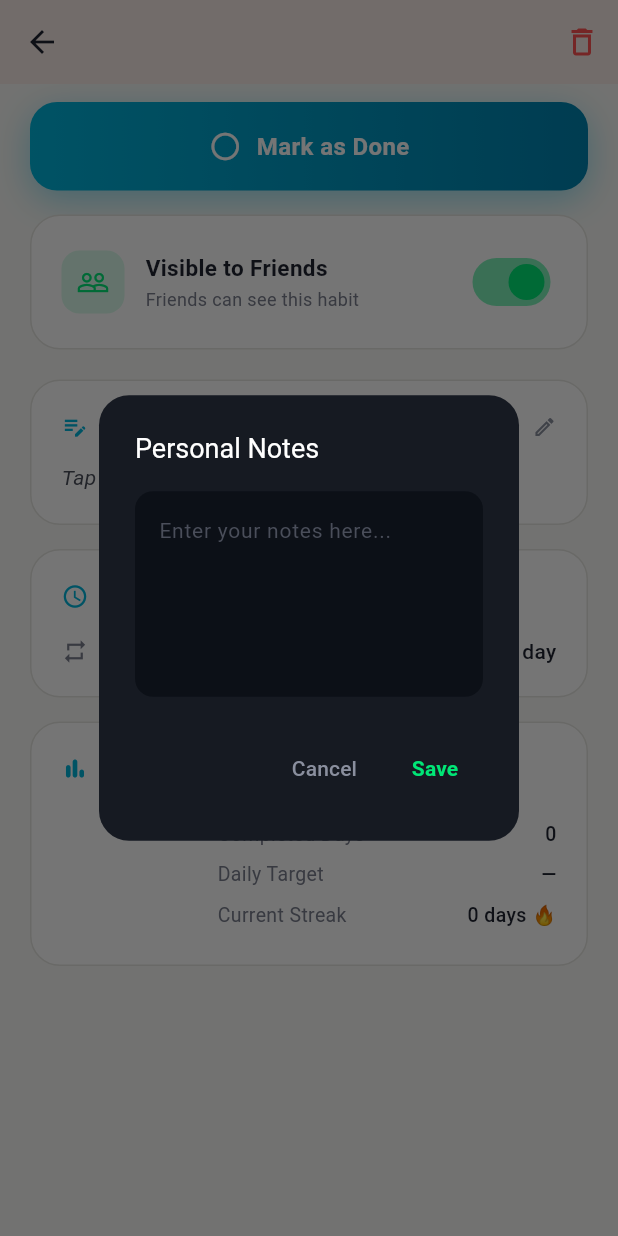
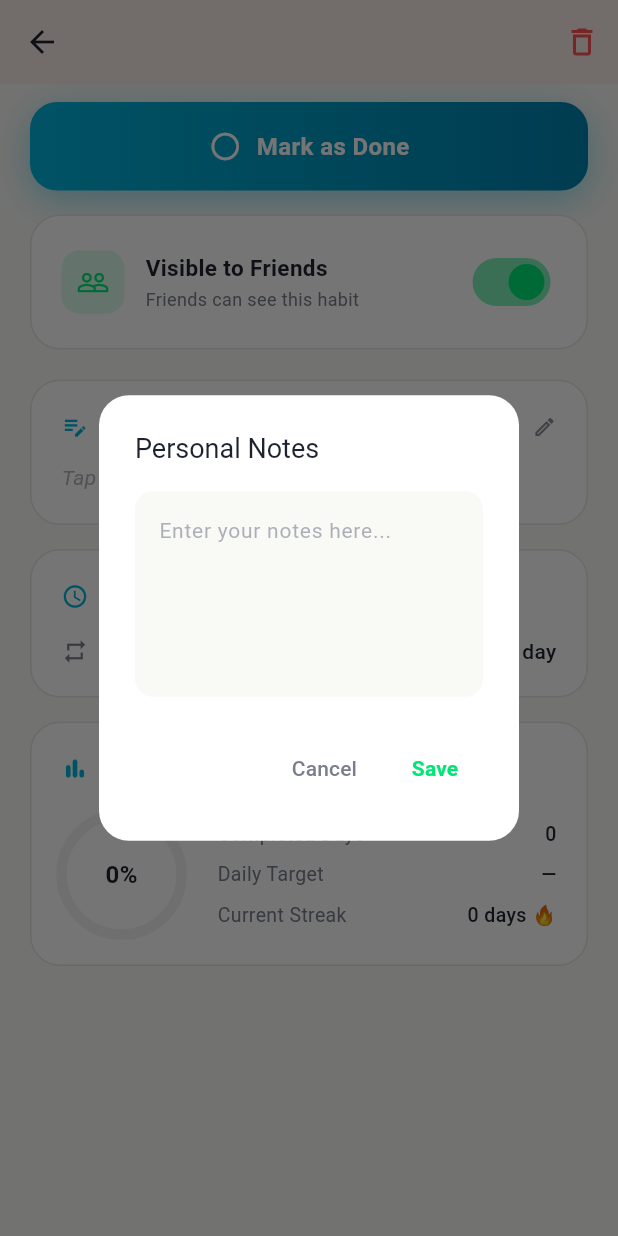
Before and after one commit to JustNako/flow, a Flutter app: the HabitDetailsScreen screen opened directly with empty values, scrolled down 280 dp, after a tap on "Personal Notes", on a phone screen of 412 x 824 dp. Run offline on Flutter 3.47's test engine with Material 3 defaults, Android fonts, the phone set to English and light mode, and no system bars; our stand-ins replace connectivity_plus, firebase_core, firebase_messaging, fl_chart, flutter_local_notifications, flutter_secure_storage and 7 more; missing offline and left inert: home_widget, purchases_flutter; accounts and stored records are empty; network calls fail.

Commit message:
Version 2.0.1: New Habit Generator Design

```diff
--- a/lib/screens/auth/email_pending_screen.dart
+++ b/lib/screens/auth/email_pending_screen.dart
@@ -100,13 +100,13 @@ class _EmailPendingScreenState extends State<EmailPendingScreen> with SingleTick
                   decoration: BoxDecoration(
                     shape: BoxShape.circle,
                     gradient: const LinearGradient(
-                      colors: [Color(0xFFDA22FF), Color(0xFF9733EE)],
+                      colors: [Color(0xFFE8845C), Color(0xFFC96B42)],
                       begin: Alignment.topLeft,
                       end: Alignment.bottomRight,
                     ),
                     boxShadow: [
                       BoxShadow(
-                        color: const Color(0xFFDA22FF).withOpacity(0.35),
+                        color: const Color(0xFFE8845C).withOpacity(0.35),
                         blurRadius: 40,
                         spreadRadius: 8,
                       ),
@@ -160,7 +160,7 @@ class _EmailPendingScreenState extends State<EmailPendingScreen> with SingleTick
                     shape: RoundedRectangleBorder(
                       borderRadius: BorderRadius.circular(16),
                       side: BorderSide(
-                        color: _cooldown > 0 ? const Color(0xFF262A34) : const Color(0xFFDA22FF),
+                        color: _cooldown > 0 ? const Color(0xFF262A34) : const Color(0xFFE8845C),
                         width: 1.5,
                       ),
                     ),
--- a/lib/screens/auth/forgot_password_screen.dart
+++ b/lib/screens/auth/forgot_password_screen.dart
@@ -92,7 +92,7 @@ class _ForgotPasswordScreenState extends State<ForgotPasswordScreen> {
       crossAxisAlignment: CrossAxisAlignment.stretch,
       mainAxisAlignment: MainAxisAlignment.center,
       children: [
-        const Icon(Icons.lock_reset, size: 64, color: Color(0xFFDA22FF)),
+        const Icon(Icons.lock_reset, size: 64, color: Color(0xFFE8845C)),
         const SizedBox(height: 24),
         const Text(
           'Reset Password',
@@ -137,7 +137,7 @@ class _ForgotPasswordScreenState extends State<ForgotPasswordScreen> {
             borderRadius: BorderRadius.circular(16),
             boxShadow: [
               BoxShadow(
-                color: const Color(0xFFDA22FF).withOpacity(0.3),
+                color: const Color(0xFFE8845C).withOpacity(0.3),
                 blurRadius: 24,
                 spreadRadius: 2,
                 offset: const Offset(0, 4),
@@ -147,7 +147,7 @@ class _ForgotPasswordScreenState extends State<ForgotPasswordScreen> {
           child: ElevatedButton(
             onPressed: _isLoading ? null : _sendResetLink,
             style: ElevatedButton.styleFrom(
-              backgroundColor: const Color(0xFFDA22FF),
+              backgroundColor: const Color(0xFFE8845C),
               foregroundColor: Colors.white,
               padding: const EdgeInsets.symmetric(vertical: 18),
               shape: RoundedRectangleBorder(borderRadius: BorderRadius.circular(16)),
--- a/lib/screens/dashboard/dashboard_screen.dart
+++ b/lib/screens/dashboard/dashboard_screen.dart
@@ -360,7 +360,7 @@ class DashboardScreenState extends State<DashboardScreen> {
                 ),
                 child: Row(
                   children: [
-                    const Icon(Icons.timer_outlined, color: Color(0xFFDA22FF), size: 16),
+                    const Icon(Icons.timer_outlined, color: Color(0xFFE8845C), size: 16),
                     const SizedBox(width: 4),
                     Text('$minutes m',
                       style: TextStyle(color: context.colors.textPrimary, fontSize: 13, fontWeight: FontWeight.w600)),
@@ -496,10 +496,10 @@ class DashboardScreenState extends State<DashboardScreen> {
             Container(
               padding: const EdgeInsets.all(20),
               decoration: BoxDecoration(
-                color: context.colors.primary?.withOpacity(0.1) ?? const Color(0xFFDA22FF).withOpacity(0.1),
+                color: context.colors.primary?.withOpacity(0.1) ?? const Color(0xFFE8845C).withOpacity(0.1),
                 shape: BoxShape.circle,
               ),
-              child: Icon(Icons.add_task, color: context.colors.primary ?? const Color(0xFFDA22FF), size: 40),
+              child: Icon(Icons.add_task, color: context.colors.primary ?? const Color(0xFFE8845C), size: 40),
             ),
             const SizedBox(height: 20),
             Text('No habits today',
--- a/lib/screens/habits/ai_generator_screen.dart
+++ b/lib/screens/habits/ai_generator_screen.dart
@@ -99,11 +99,11 @@ class _AiGeneratorScreenState extends State<AiGeneratorScreen>
   }
 
   static const List<List<Color>> _gradients = [
-    [Color(0xFFDA22FF), Color(0xFF9733EE)],
+    [Color(0xFFE8845C), Color(0xFFC96B42)],
     [Color(0xFF00B4DB), Color(0xFF0083B0)],
     [Color(0xFF11998E), Color(0xFF38EF7D)],
     [Color(0xFFFF512F), Color(0xFFDD2476)],
-    [Color(0xFF4776E6), Color(0xFF8E54E9)],
+    [Color(0xFF4776E6), Color(0xFFC96B42)],
     [Color(0xFFFFB75E), Color(0xFFED8F03)],
   ];
 
--- a/lib/screens/habits/habit_details_screen.dart
+++ b/lib/screens/habits/habit_details_screen.dart
@@ -138,17 +138,17 @@ class _HabitDetailsScreenState extends State<HabitDetailsScreen>
     final confirmed = await showDialog<bool>(
       context: context,
       builder: (ctx) => AlertDialog(
-        backgroundColor: const Color(0xFF161A22),
+        backgroundColor: context.colors.card,
         shape: RoundedRectangleBorder(borderRadius: BorderRadius.circular(20)),
-        title: const Text('Delete Habit?', style: TextStyle(color: Colors.white, fontSize: 18)),
-        content: const Text(
+        title: Text('Delete Habit?', style: TextStyle(color: context.colors.textPrimary, fontSize: 18)),
+        content: Text(
           'This will permanently delete the habit and all its history.',
-          style: TextStyle(color: Color(0xFF8A8F9E), fontSize: 14, height: 1.5),
+          style: TextStyle(color: context.colors.textSecondary, fontSize: 14, height: 1.5),
         ),
         actions: [
           TextButton(
             onPressed: () => Navigator.of(ctx).pop(false),
-            child: const Text('Cancel', style: TextStyle(color: Color(0xFF8A8F9E))),
+            child: Text('Cancel', style: TextStyle(color: context.colors.textSecondary)),
           ),
           TextButton(
             onPressed: () => Navigator.of(ctx).pop(true),
@@ -204,8 +204,8 @@ class _HabitDetailsScreenState extends State<HabitDetailsScreen>
   static const List<List<Color>> _gradients = [
     [Color(0xFF00B4DB), Color(0xFF0083B0)],
     [Color(0xFFFF512F), Color(0xFFDD2476)],
-    [Color(0xFFDA22FF), Color(0xFF9733EE)],
-    [Color(0xFF4776E6), Color(0xFF8E54E9)],
+    [Color(0xFFE8845C), Color(0xFFC96B42)],
+    [Color(0xFF4776E6), Color(0xFFC96B42)],
     [Color(0xFF11998E), Color(0xFF38EF7D)],
     [Color(0xFFFFB75E), Color(0xFFED8F03)],
   ];
@@ -327,7 +327,7 @@ class _HabitDetailsScreenState extends State<HabitDetailsScreen>
                           crossAxisAlignment: CrossAxisAlignment.start,
                           children: [
                             Text(_habit.title,
-                              style: const TextStyle(color: Colors.white, fontSize: 22,
+                              style: TextStyle(color: context.colors.textPrimary, fontSize: 22,
                                   fontWeight: FontWeight.bold)),
                             const SizedBox(height: 4),
                             Row(
@@ -355,7 +355,7 @@ class _HabitDetailsScreenState extends State<HabitDetailsScreen>
                       const SizedBox(width: 12),
                       _quickStat(
                         _habit.targetDays > 0 ? '${_habit.targetDays}' : '∞',
-                        'Target', Icons.flag_outlined, const Color(0xFF8E54E9)),
+                        'Target', Icons.flag_outlined, const Color(0xFFC96B42)),
                     ],
                   ),
                 ],
@@ -383,7 +383,7 @@ class _HabitDetailsScreenState extends State<HabitDetailsScreen>
             Text(value,
               style: TextStyle(color: color, fontSize: 18, fontWeight: FontWeight.bold, height: 1)),
             const SizedBox(height: 2),
-            Text(label, style: const TextStyle(color: Color(0xFF8A8F9E), fontSize: 11)),
+            Text(label, style: TextStyle(color: context.colors.textSecondary, fontSize: 11)),
           ],
         ),
       ),
@@ -562,7 +562,7 @@ class _HabitDetailsScreenState extends State<HabitDetailsScreen>
             Text(
               content,
               style: TextStyle(
-                color: content.contains('Tap to add') ? const Color(0xFF4A4E5A) : const Color(0xFFD0D5E0),
+                color: content.contains('Tap to add') ? context.colors.textSecondary.withOpacity(0.6) : context.colors.textPrimary,
                 fontSize: 14,
                 height: 1.6,
                 fontStyle: content.contains('Tap to add') ? FontStyle.italic : FontStyle.normal,
@@ -579,25 +579,25 @@ class _HabitDetailsScreenState extends State<HabitDetailsScreen>
     showDialog(
       context: context,
       builder: (ctx) => AlertDialog(
-        backgroundColor: const Color(0xFF161A22),
+        backgroundColor: context.colors.card,
         shape: RoundedRectangleBorder(borderRadius: BorderRadius.circular(20)),
-        title: const Text('Personal Notes', style: TextStyle(color: Colors.white, fontSize: 18)),
+        title: Text('Personal Notes', style: TextStyle(color: context.colors.textPrimary, fontSize: 18)),
         content: TextField(
           controller: controller,
           maxLines: 5,
-          style: const TextStyle(color: Colors.white, fontSize: 14),
+          style: TextStyle(color: context.colors.textPrimary, fontSize: 14),
           decoration: InputDecoration(
             hintText: 'Enter your notes here...',
-            hintStyle: const TextStyle(color: Color(0xFF4A4E5A)),
+            hintStyle: TextStyle(color: context.colors.textSecondary.withOpacity(0.6)),
             filled: true,
-            fillColor: const Color(0xFF0C1017),
+            fillColor: context.colors.background,
             border: OutlineInputBorder(borderRadius: BorderRadius.circular(12), borderSide: BorderSide.none),
           ),
         ),
         actions: [
           TextButton(
             onPressed: () => Navigator.pop(ctx),
-            child: const Text('Cancel', style: TextStyle(color: Color(0xFF8A8F9E))),
+            child: Text('Cancel', style: TextStyle(color: context.colors.textSecondary)),
           ),
           TextButton(
             onPressed: () {
@@ -657,13 +657,13 @@ class _HabitDetailsScreenState extends State<HabitDetailsScreen>
         return Container(
           width: 38, height: 38,
           decoration: BoxDecoration(
-            color: isActive ? _gradient.colors.first : const Color(0xFF1E2230),
+            color: isActive ? _gradient.colors.first : context.colors.iconBg,
             borderRadius: BorderRadius.circular(10),
           ),
           child: Center(
             child: Text(labels[i],
               style: TextStyle(
-                color: isActive ? Colors.white : const Color(0xFF8A8F9E),
+                color: isActive ? Colors.white : context.colors.textSecondary,
                 fontSize: 12, fontWeight: FontWeight.w600,
               )),
           ),
@@ -697,13 +697,13 @@ class _HabitDetailsScreenState extends State<HabitDetailsScreen>
                       child: CircularProgressIndicator(
                         value: progress,
                         strokeWidth: 7,
-                        backgroundColor: Colors.white.withOpacity(0.07),
+                        backgroundColor: context.colors.textSecondary.withOpacity(0.1),
                         valueColor: AlwaysStoppedAnimation(_gradient.colors.first),
                         strokeCap: StrokeCap.round,
                       ),
                     ),
                     Text('${(progress * 100).toInt()}%',
-                      style: const TextStyle(color: Colors.white, fontSize: 16,
+                      style: TextStyle(color: context.colors.textPrimary, fontSize: 16,
                           fontWeight: FontWeight.bold)),
                   ],
                 ),
@@ -762,7 +762,7 @@ class _HabitDetailsScreenState extends State<HabitDetailsScreen>
                 child: Container(
                   width: 32, height: 32,
                   decoration: BoxDecoration(
-                    color: isCompleted ? _gradient.colors.first : const Color(0xFF1E2230),
+                    color: isCompleted ? _gradient.colors.first : context.colors.iconBg,
                     borderRadius: BorderRadius.circular(8),
                     boxShadow: isCompleted ? [
                       BoxShadow(color: _gradient.colors.first.withOpacity(0.4),
@@ -770,7 +770,7 @@ class _HabitDetailsScreenState extends State<HabitDetailsScreen>
                     ] : [],
                   ),
                   child: isCompleted
-                      ? Icon(Icons.check, color: Colors.white, size: 16) : null,
+                      ? const Icon(Icons.check, color: Colors.white, size: 16) : null,
                 ),
               );
             }).toList(),
@@ -779,16 +779,16 @@ class _HabitDetailsScreenState extends State<HabitDetailsScreen>
           Row(
             children: [
               Container(width: 12, height: 12,
-                decoration: BoxDecoration(color: const Color(0xFF1E2230),
+                decoration: BoxDecoration(color: context.colors.iconBg,
                     borderRadius: BorderRadius.circular(3))),
               const SizedBox(width: 6),
-              const Text('Skipped', style: TextStyle(color: Color(0xFF8A8F9E), fontSize: 12)),
+              Text('Skipped', style: TextStyle(color: context.colors.textSecondary, fontSize: 12)),
               const SizedBox(width: 16),
               Container(width: 12, height: 12,
                 decoration: BoxDecoration(
                     gradient: _gradient, borderRadius: BorderRadius.circular(3))),
               const SizedBox(width: 6),
-              const Text('Completed', style: TextStyle(color: Color(0xFF8A8F9E), fontSize: 12)),
+              Text('Completed', style: TextStyle(color: context.colors.textSecondary, fontSize: 12)),
             ],
           ),
         ],
@@ -807,12 +807,12 @@ class _HabitDetailsScreenState extends State<HabitDetailsScreen>
         child: Column(
           mainAxisAlignment: MainAxisAlignment.center,
           children: [
-            Icon(Icons.history, color: const Color(0xFF8A8F9E).withOpacity(0.4), size: 56),
+            Icon(Icons.history, color: context.colors.textSecondary.withOpacity(0.4), size: 56),
             const SizedBox(height: 16),
-            const Text('No history yet', style: TextStyle(color: Color(0xFF8A8F9E), fontSize: 16)),
+            Text('No history yet', style: TextStyle(color: context.colors.textSecondary, fontSize: 16)),
             const SizedBox(height: 8),
-            const Text('Start completing this habit to see your history!',
-              style: TextStyle(color: Color(0xFF4A4E5A), fontSize: 13),
+            Text('Start completing this habit to see your history!',
+              style: TextStyle(color: context.colors.textSecondary.withOpacity(0.6), fontSize: 13),
               textAlign: TextAlign.center),
           ],
         ),
@@ -825,7 +825,7 @@ class _HabitDetailsScreenState extends State<HabitDetailsScreen>
     return ListView.separated(
       padding: const EdgeInsets.fromLTRB(20, 16, 20, 40),
       itemCount: entries.length,
-      separatorBuilder: (_, __) => const Divider(color: Color(0xFF1E2230), height: 1),
+      separatorBuilder: (_, __) => Divider(color: context.colors.border, height: 1),
       itemBuilder: (_, i) {
         final entry = entries[i];
         final isCompleted = (entry['value'] as int?) == 1;
@@ -886,7 +886,7 @@ class _HabitDetailsScreenState extends State<HabitDetailsScreen>
                     const SizedBox(height: 2),
                     Text(
                       date != null ? DateFormat('EEEE, MMMM d, yyyy').format(date) : dateStr,
-                      style: const TextStyle(color: Color(0xFF8A8F9E), fontSize: 13),
+                      style: TextStyle(color: context.colors.textSecondary, fontSize: 13),
                     ),
                   ],
                 ),
--- a/lib/screens/onboarding/onboarding_screen.dart
+++ b/lib/screens/onboarding/onboarding_screen.dart
@@ -42,8 +42,8 @@ class _OnboardingScreenState extends State<OnboardingScreen>
       subtitle: 'The habit tracker that actually\nunderstands you',
       description:
           'Build powerful routines, track your progress, and become the best version of yourself — one habit at a time.',
-      gradientColors: [Color(0xFFDA22FF), Color(0xFF9733EE)],
-      accentColor: Color(0xFFDA22FF),
+      gradientColors: [Color(0xFFE8845C), Color(0xFFC96B42)],
+      accentColor: Color(0xFFE8845C),
     ),
     _OnboardingPage(
       emoji: '🤖',
--- a/lib/services/notification_service.dart
+++ b/lib/services/notification_service.dart
@@ -92,7 +92,7 @@ Future<void> _firebaseMessagingBackgroundHandler(RemoteMessage message) async {
         'Flow Notifications',
         importance: Importance.high,
         priority: Priority.high,
-        color: const Color(0xFFDA22FF),
+        color: const Color(0xFFE8845C),
         actions: actions,
       ),
       iOS: const DarwinNotificationDetails(
@@ -206,7 +206,7 @@ class NotificationService {
         _channelName,
         importance: Importance.high,
         priority: Priority.high,
-        color: const Color(0xFFDA22FF),
+        color: const Color(0xFFE8845C),
         actions: actions,
       ),
       iOS: const DarwinNotificationDetails(
--- a/lib/services/update_service.dart
+++ b/lib/services/update_service.dart
@@ -98,7 +98,7 @@ class UpdateService {
               ),
             ElevatedButton(
               style: ElevatedButton.styleFrom(
-                backgroundColor: const Color(0xFFDA22FF),
+                backgroundColor: const Color(0xFFE8845C),
                 shape: RoundedRectangleBorder(borderRadius: BorderRadius.circular(12)),
               ),
               onPressed: () async {
--- a/lib/theme/app_theme.dart
+++ b/lib/theme/app_theme.dart
@@ -109,24 +109,24 @@ class AppTheme {
   static const _success = Color(0xFF00E676);
   static const _warning = Color(0xFFFFB75E);
 
-  // Original vivid gradients for Dark Mode
+  // Zen-aligned gradients for Dark Mode
   static const List<List<Color>> _darkGradients = [
-    [Color(0xFF00B4DB), Color(0xFF0083B0)],
-    [Color(0xFFFF512F), Color(0xFFDD2476)],
-    [Color(0xFFDA22FF), Color(0xFF9733EE)],
-    [Color(0xFF4776E6), Color(0xFF8E54E9)],
-    [Color(0xFF11998E), Color(0xFF38EF7D)],
-    [Color(0xFFFFB75E), Color(0xFFED8F03)],
+    [Color(0xFF00B4DB), Color(0xFF0083B0)], // Ocean blue
+    [Color(0xFFFF512F), Color(0xFFDD2476)], // Coral/rose
+    [Color(0xFFE8845C), Color(0xFFC96B42)], // Terracotta
+    [Color(0xFF4776E6), Color(0xFF2A5298)], // Deep blue
+    [Color(0xFF11998E), Color(0xFF38EF7D)], // Teal/green
+    [Color(0xFFFFB75E), Color(0xFFED8F03)], // Amber
   ];
 
   // Softer pastel gradients for Light Mode
   static const List<List<Color>> _lightGradients = [
     [Color(0xFF4ACEEB), Color(0xFF42A5C9)], // Soft blue
     [Color(0xFFFF8A75), Color(0xFFE85B93)], // Soft coral/pink
-    [Color(0xFFE56BFF), Color(0xFFB165F5)], // Soft purple
-    [Color(0xFF7B9DF0), Color(0xFFA174F2)], // Soft indigo
+    [Color(0xFFE8845C), Color(0xFFC96B42)], // Terracotta
+    [Color(0xFF7B9DF0), Color(0xFF4776E6)], // Soft steel blue
     [Color(0xFF43C6B9), Color(0xFF5DF2A6)], // Soft teal/green
-    [Color(0xFFFFC985), Color(0xFFF2A433)], // Soft orange
+    [Color(0xFFFFC985), Color(0xFFF2A433)], // Soft amber
   ];
 
   static final ThemeData darkTheme = ThemeData(
@@ -140,7 +140,7 @@ class AppTheme {
     colorScheme: const ColorScheme.dark(
       surface: _darkBackground,
       primary: Color(0xFFFF512F),
-      secondary: Color(0xFFDA22FF),
+      secondary: Color(0xFFE8845C),
     ),
     useMaterial3: true,
     extensions: const <ThemeExtension<dynamic>>[
@@ -156,7 +156,7 @@ class AppTheme {
         success: _success,
         warning: _warning,
         primary: const Color(0xFFFF512F),
-        secondary: const Color(0xFFDA22FF),
+        secondary: const Color(0xFFE8845C),
         habitGradients: _darkGradients,
       ),
     ],
@@ -173,7 +173,7 @@ class AppTheme {
     colorScheme: const ColorScheme.light(
       surface: _lightBackground,
       primary: Color(0xFFFF512F),
-      secondary: Color(0xFFDA22FF),
+      secondary: Color(0xFFE8845C),
     ),
     useMaterial3: true,
     extensions: const <ThemeExtension<dynamic>>[
@@ -189,7 +189,7 @@ class AppTheme {
         success: _success,
         warning: _warning,
         primary: const Color(0xFFFF512F),
-        secondary: const Color(0xFFDA22FF),
+        secondary: const Color(0xFFE8845C),
         habitGradients: _lightGradients,
       ),
     ],
```
Also changed, not shown: lib/screens/habits/add_habit_screen.dart (+71 -63 lines), lib/screens/paywall/paywall_screen.dart (+23 -23 lines), lib/screens/splash/splash_screen.dart (+6 -6 lines), lib/services/widget_service.dart (+32 -2 lines), lib/widgets/account_settings_sheet.dart (+24 -23 lines), lib/widgets/achievement_popup.dart (+5 -5 lines), lib/widgets/notification_settings_sheet.dart (+22 -21 lines), 4 other files.
